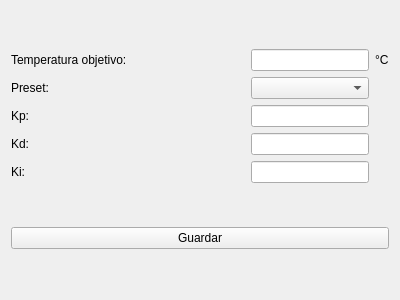
First picture: the form in src/view/control_configuration/classic_control_view.ui, repository martincrxz/induction-heater-software, before the edit.
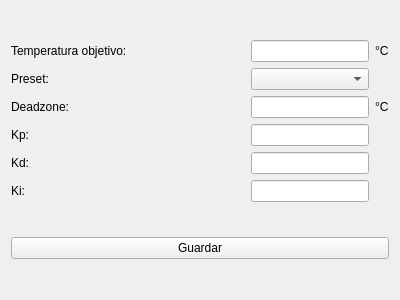
Second picture: the form after the edit. Icons and pictures are not drawn.

Commit message: Agregando un deadzone

Diff of the .ui file:
```diff
--- a/src/view/control_configuration/classic_control_view.ui
+++ b/src/view/control_configuration/classic_control_view.ui
@@ -16,11 +16,21 @@
   <layout class="QVBoxLayout" name="verticalLayout">
    <item>
     <layout class="QGridLayout" name="gridLayout">
-     <item row="4" column="2">
+     <item row="5" column="2">
       <widget class="QLineEdit" name="ki_value"/>
      </item>
-     <item row="0" column="2">
-      <widget class="QLineEdit" name="targetTemperatureTextEdit"/>
+     <item row="0" column="1">
+      <spacer name="horizontalSpacer">
+       <property name="orientation">
+        <enum>Qt::Horizontal</enum>
+       </property>
+       <property name="sizeHint" stdset="0">
+        <size>
+         <width>40</width>
+         <height>20</height>
+        </size>
+       </property>
+      </spacer>
      </item>
      <item row="0" column="3">
       <widget class="QLabel" name="targetTemperatureUnitLabel">
@@ -29,36 +39,7 @@
        </property>
       </widget>
      </item>
-     <item row="2" column="1">
-      <spacer name="horizontalSpacer_2">
-       <property name="orientation">
-        <enum>Qt::Horizontal</enum>
-       </property>
-       <property name="sizeHint" stdset="0">
-        <size>
-         <width>40</width>
-         <height>20</height>
-        </size>
-       </property>
-      </spacer>
-     </item>
-     <item row="4" column="1">
-      <spacer name="horizontalSpacer_4">
-       <property name="orientation">
-        <enum>Qt::Horizontal</enum>
-       </property>
-       <property name="sizeHint" stdset="0">
-        <size>
-         <width>40</width>
-         <height>20</height>
-        </size>
-       </property>
-      </spacer>
-     </item>
-     <item row="2" column="2">
-      <widget class="QLineEdit" name="kp_value"/>
-     </item>
-     <item row="4" column="0">
+     <item row="5" column="0">
       <widget class="QLabel" name="label_3">
        <property name="text">
         <string>Ki:</string>
@@ -72,48 +53,15 @@
        </property>
       </widget>
      </item>
-     <item row="0" column="1">
-      <spacer name="horizontalSpacer">
-       <property name="orientation">
-        <enum>Qt::Horizontal</enum>
-       </property>
-       <property name="sizeHint" stdset="0">
-        <size>
-         <width>40</width>
-         <height>20</height>
-        </size>
-       </property>
-      </spacer>
-     </item>
-     <item row="3" column="1">
-      <spacer name="horizontalSpacer_3">
-       <property name="orientation">
-        <enum>Qt::Horizontal</enum>
-       </property>
-       <property name="sizeHint" stdset="0">
-        <size>
-         <width>40</width>
-         <height>20</height>
-        </size>
-       </property>
-      </spacer>
-     </item>
-     <item row="3" column="2">
-      <widget class="QLineEdit" name="kd_value"/>
-     </item>
-     <item row="3" column="0">
+     <item row="4" column="0">
       <widget class="QLabel" name="label_2">
        <property name="text">
         <string>Kd:</string>
        </property>
       </widget>
      </item>
-     <item row="2" column="0">
-      <widget class="QLabel" name="label">
-       <property name="text">
-        <string>Kp:</string>
-       </property>
-      </widget>
+     <item row="3" column="2">
+      <widget class="QLineEdit" name="kp_value"/>
      </item>
      <item row="1" column="0">
       <widget class="QLabel" name="label_4">
@@ -122,8 +70,18 @@
        </property>
       </widget>
      </item>
-     <item row="1" column="2">
-      <widget class="QComboBox" name="constantsPresetCombo"/>
+     <item row="5" column="1">
+      <spacer name="horizontalSpacer_4">
+       <property name="orientation">
+        <enum>Qt::Horizontal</enum>
+       </property>
+       <property name="sizeHint" stdset="0">
+        <size>
+         <width>40</width>
+         <height>20</height>
+        </size>
+       </property>
+      </spacer>
      </item>
      <item row="1" column="1">
       <spacer name="horizontalSpacer_5">
@@ -138,6 +96,81 @@
        </property>
       </spacer>
      </item>
+     <item row="2" column="2">
+      <widget class="QLineEdit" name="deadzoneLineEdit"/>
+     </item>
+     <item row="0" column="2">
+      <widget class="QLineEdit" name="targetTemperatureTextEdit"/>
+     </item>
+     <item row="2" column="0">
+      <widget class="QLabel" name="label_5">
+       <property name="text">
+        <string>Deadzone:</string>
+       </property>
+      </widget>
+     </item>
+     <item row="4" column="2">
+      <widget class="QLineEdit" name="kd_value"/>
+     </item>
+     <item row="2" column="1">
+      <spacer name="horizontalSpacer_6">
+       <property name="orientation">
+        <enum>Qt::Horizontal</enum>
+       </property>
+       <property name="sizeHint" stdset="0">
+        <size>
+         <width>40</width>
+         <height>20</height>
+        </size>
+       </property>
+      </spacer>
+     </item>
+     <item row="3" column="1">
+      <spacer name="horizontalSpacer_2">
+       <property name="orientation">
+        <enum>Qt::Horizontal</enum>
+       </property>
+       <property name="sizeHint" stdset="0">
+        <size>
+         <width>40</width>
+         <height>20</height>
+        </size>
+       </property>
+      </spacer>
+     </item>
+     <item row="1" column="2">
+      <widget class="QComboBox" name="constantsPresetCombo"/>
+     </item>
+     <item row="3" column="0">
+      <widget class="QLabel" name="label">
+       <property name="text">
+        <string>Kp:</string>
+       </property>
+      </widget>
+     </item>
+     <item row="2" column="3">
+      <widget class="QLabel" name="label_6">
+       <property name="toolTip">
+        <string>&lt;html&gt;&lt;head/&gt;&lt;body&gt;&lt;p align=&quot;center&quot;&gt;&lt;img src=&quot;:/sensibilidadChica.png&quot;/&gt;&lt;/p&gt;&lt;p align=&quot;center&quot;&gt;&lt;br/&gt;&lt;/p&gt;&lt;p align=&quot;center&quot;&gt;Rango de no acción para acción de control&lt;/p&gt;&lt;/body&gt;&lt;/html&gt;</string>
+       </property>
+       <property name="text">
+        <string>°C</string>
+       </property>
+      </widget>
+     </item>
+     <item row="4" column="1">
+      <spacer name="horizontalSpacer_3">
+       <property name="orientation">
+        <enum>Qt::Horizontal</enum>
+       </property>
+       <property name="sizeHint" stdset="0">
+        <size>
+         <width>40</width>
+         <height>20</height>
+        </size>
+       </property>
+      </spacer>
+     </item>
     </layout>
    </item>
    <item>
```
The commit also changes 19 other files.
